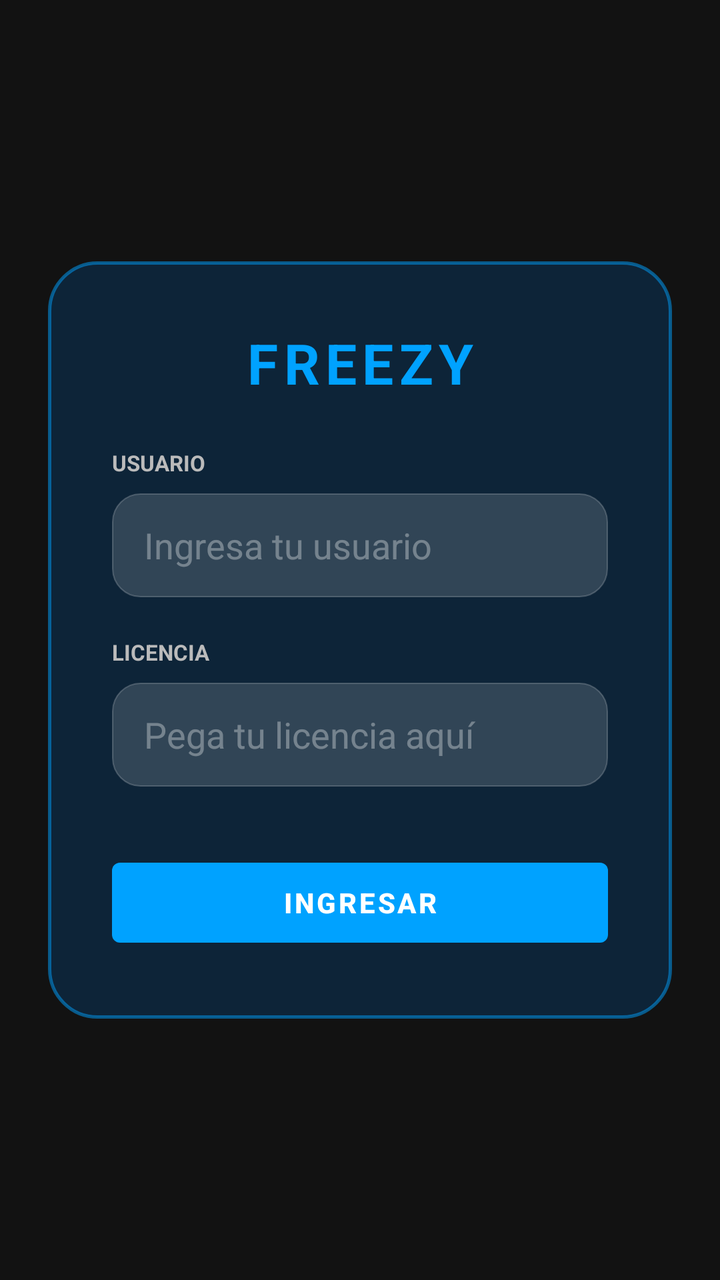
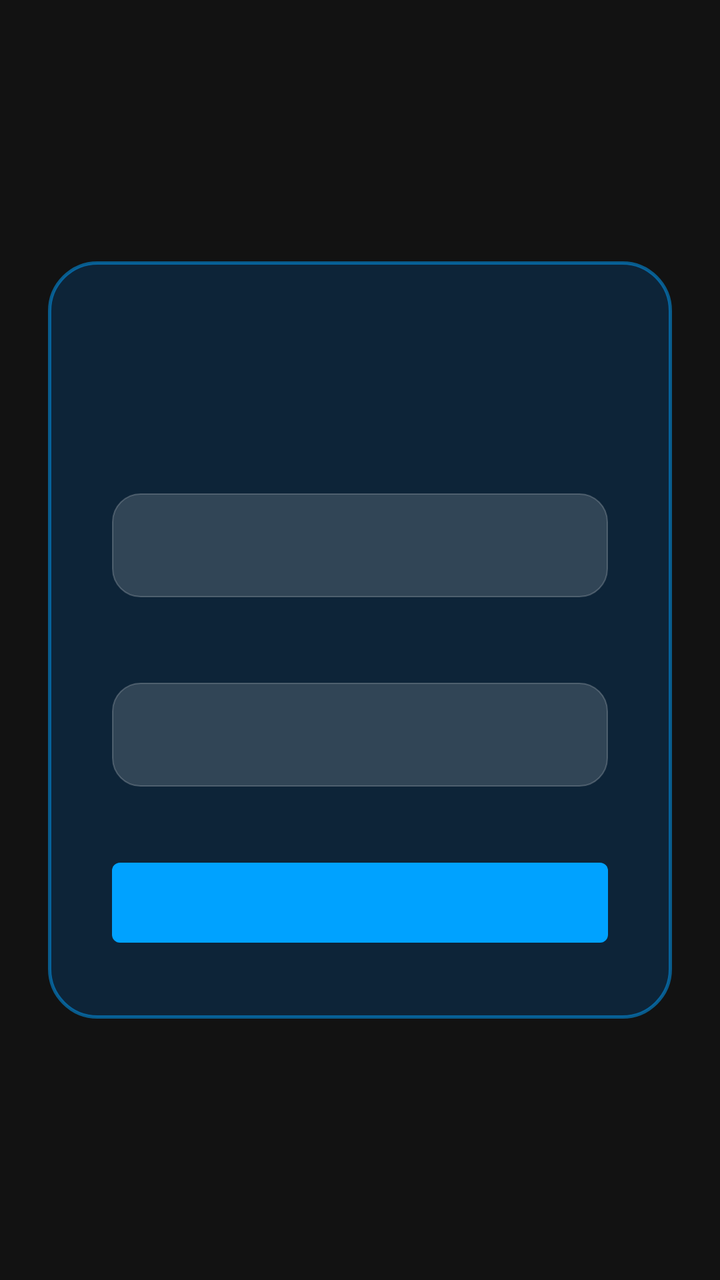

An Android layout rendered at two revisions. The XML below is the earlier revision; the diff shows what the commit changed to produce the second picture.
<!-- AndroidManifest.xml: activity theme Theme.Freezy -->
<!-- res/layout/activity_login.xml -->
<?xml version="1.0" encoding="utf-8"?>
<LinearLayout xmlns:android="http://schemas.android.com/apk/res/android"
    xmlns:app="http://schemas.android.com/apk/res-auto"
    android:layout_width="match_parent"
    android:layout_height="match_parent"
    android:orientation="vertical"
    android:gravity="center"
    android:background="#121212"
    android:padding="24dp">

    <LinearLayout
        android:layout_width="match_parent"
        android:layout_height="wrap_content"
        android:orientation="vertical"
        android:background="@drawable/bg_glass_blue"
        android:padding="32dp">

        <TextView
            android:layout_width="match_parent"
            android:layout_height="wrap_content"
            android:text="FREEZY"
            android:textColor="#00A2FF"
            android:textSize="28sp"
            android:textStyle="bold"
            android:layout_marginBottom="24dp"
            android:gravity="center"
            android:letterSpacing="0.1" />

        <TextView
            android:layout_width="wrap_content"
            android:layout_height="wrap_content"
            android:text="USUARIO"
            android:textColor="#BBBBBB"
            android:textSize="11sp"
            android:textStyle="bold"
            android:layout_marginBottom="8dp" />

        <EditText
            android:id="@+id/et_user"
            android:layout_width="match_parent"
            android:layout_height="52dp"
            android:hint="Ingresa tu usuario"
            android:textColorHint="#55FFFFFF"
            android:textColor="#FFFFFF"
            android:background="@drawable/bg_glass_tile"
            android:paddingStart="16dp"
            android:paddingEnd="16dp"
            android:singleLine="true"
            android:layout_marginBottom="20dp" />

        <TextView
            android:layout_width="wrap_content"
            android:layout_height="wrap_content"
            android:text="LICENCIA"
            android:textColor="#BBBBBB"
            android:textSize="11sp"
            android:textStyle="bold"
            android:layout_marginBottom="8dp" />

        <EditText
            android:id="@+id/et_key"
            android:layout_width="match_parent"
            android:layout_height="52dp"
            android:hint="Pega tu licencia aquí"
            android:textColorHint="#55FFFFFF"
            android:textColor="#FFFFFF"
            android:background="@drawable/bg_glass_tile"
            android:paddingStart="16dp"
            android:paddingEnd="16dp"
            android:singleLine="true"
            android:inputType="textCapCharacters|textNoSuggestions"
            android:layout_marginBottom="32dp" />

        <Button
            android:id="@+id/btn_login"
            android:layout_width="match_parent"
            android:layout_height="52dp"
            android:text="INGRESAR"
            android:textColor="#FFFFFF"
            android:textStyle="bold"
            app:backgroundTint="#00A2FF"
            android:elevation="0dp" />

    </LinearLayout>

</LinearLayout>
<!-- resources referenced by this layout -->
<resources>
  <!-- drawable bg_glass_blue (drawable) -->
  <?xml version="1.0" encoding="utf-8"?>
  <shape xmlns:android="http://schemas.android.com/apk/res/android">
      
      <solid android:color="#4D004C8F" />
          
      <corners android:radius="24dp" />
      
      
      <stroke
          android:width="1.5dp"
          android:color="#8000A2FF" />
  </shape>
  <!-- drawable bg_glass_tile (drawable) -->
  <?xml version="1.0" encoding="utf-8"?>
  <shape xmlns:android="http://schemas.android.com/apk/res/android">
      
      <solid android:color="#26FFFFFF" />
      <corners android:radius="14dp" />
      <stroke
          android:width="0.8dp"
          android:color="#33FFFFFF" />
  </shape>
  <style name="Theme.Freezy" parent="Theme.MaterialComponents.DayNight.NoActionBar">
          
          <item name="colorPrimary">#00A2FF</item>
          <item name="colorPrimaryVariant">#000000</item>
          <item name="colorOnPrimary">@color/white</item>
          
          <item name="colorSecondary">#00A2FF</item>
          <item name="colorSecondaryVariant">#0077BB</item>
          <item name="colorOnSecondary">@color/black</item>
          
          <item name="android:statusBarColor">#000000</item>
          <item name="android:windowNoTitle">true</item>
          <item name="windowActionBar">false</item>
      </style>
  <color name="white">#FFFFFFFF</color>
  <color name="black">#FF000000</color>
</resources>

<!-- the commit's change to res/layout/activity_login.xml (unified diff, before → after) -->
@@ -16,9 +16,9 @@
         android:padding="32dp">
 
         <TextView
+            android:id="@+id/tv_app_name"
             android:layout_width="match_parent"
             android:layout_height="wrap_content"
-            android:text="FREEZY"
             android:textColor="#00A2FF"
             android:textSize="28sp"
             android:textStyle="bold"
@@ -27,9 +27,9 @@
             android:letterSpacing="0.1" />
 
         <TextView
+            android:id="@+id/tv_label_user"
             android:layout_width="wrap_content"
             android:layout_height="wrap_content"
-            android:text="USUARIO"
             android:textColor="#BBBBBB"
             android:textSize="11sp"
             android:textStyle="bold"
@@ -39,7 +39,6 @@
             android:id="@+id/et_user"
             android:layout_width="match_parent"
             android:layout_height="52dp"
-            android:hint="Ingresa tu usuario"
             android:textColorHint="#55FFFFFF"
             android:textColor="#FFFFFF"
             android:background="@drawable/bg_glass_tile"
@@ -49,9 +48,9 @@
             android:layout_marginBottom="20dp" />
 
         <TextView
+            android:id="@+id/tv_label_license_login"
             android:layout_width="wrap_content"
             android:layout_height="wrap_content"
-            android:text="LICENCIA"
             android:textColor="#BBBBBB"
             android:textSize="11sp"
             android:textStyle="bold"
@@ -61,7 +60,6 @@
             android:id="@+id/et_key"
             android:layout_width="match_parent"
             android:layout_height="52dp"
-            android:hint="Pega tu licencia aquí"
             android:textColorHint="#55FFFFFF"
             android:textColor="#FFFFFF"
             android:background="@drawable/bg_glass_tile"
@@ -75,7 +73,6 @@
             android:id="@+id/btn_login"
             android:layout_width="match_parent"
             android:layout_height="52dp"
-            android:text="INGRESAR"
             android:textColor="#FFFFFF"
             android:textStyle="bold"
             app:backgroundTint="#00A2FF"
